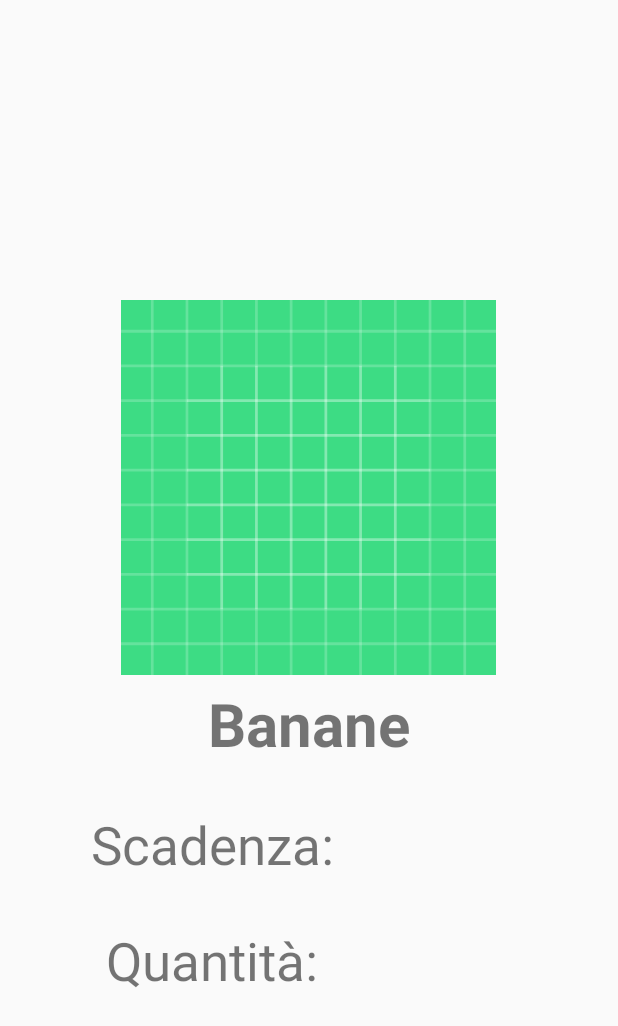
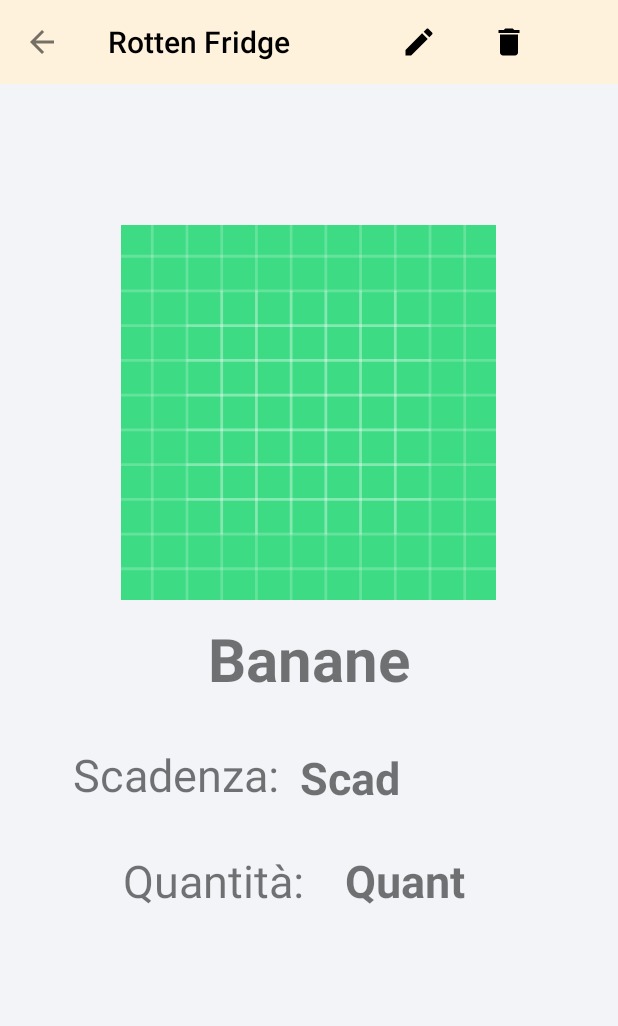
Before and after one commit to mattiabottini/RottenFridge, an Android app: the ProductsActivity screen opened directly, with no data from a screen before it, on a phone screen of 412 x 824 dp. Shown: the top 1026 px of the screen. Run offline under Robolectric (Android 15) with nearby library versions, the phone set to English and light mode, and no system bars.

Commit message:
Modify Button

```diff
--- a/app/src/main/java/com/example/rottenfridge/ProductsActivity.java
+++ b/app/src/main/java/com/example/rottenfridge/ProductsActivity.java
@@ -1,20 +1,77 @@
 package com.example.rottenfridge;
 
 import androidx.appcompat.app.AppCompatActivity;
+import androidx.appcompat.widget.Toolbar;
 import androidx.cardview.widget.CardView;
 
+import android.content.Context;
+import android.content.Intent;
 import android.os.Bundle;
 import android.speech.tts.TextToSpeech;
+import android.view.View;
+import android.widget.EditText;
+import android.widget.ImageButton;
 import android.widget.TextView;
+import android.widget.Toast;
 
 public class ProductsActivity extends AppCompatActivity {
 
     TextView tv;
+    private Context context;
+    TextView prod_id, prod_name, prod_expiration, prod_quantity;
+    String id, name, expiration, quantity;
+    private Toolbar toolbar;
+    private ImageButton modifyButton, deleteButton;
 
     @Override
     protected void onCreate(Bundle savedInstanceState) {
         super.onCreate(savedInstanceState);
         setContentView(R.layout.activity_products);
-        //tv = (TextView) findViewById(R.id.Text1);
+
+        toolbar=findViewById(R.id.Toolbar);
+        setSupportActionBar(toolbar);
+        getSupportActionBar().setDisplayHomeAsUpEnabled(true);
+        getSupportActionBar().setDisplayShowHomeEnabled(true);
+
+        prod_id = findViewById(R.id.Textidprod);
+        prod_name = findViewById(R.id.Text1);
+        prod_expiration = findViewById(R.id.Text2b);
+        prod_quantity = findViewById(R.id.Text3b);
+        modifyButton = findViewById(R.id.imageButton);
+        modifyButton.setOnClickListener(new View.OnClickListener() {
+            @Override
+            public void onClick(View view) {
+                Intent intent = new Intent(getApplicationContext(), UpdateActivity.class);
+                intent.putExtra("id", String.valueOf(prod_id.getText()));
+                intent.putExtra("name", String.valueOf(prod_name.getText()));
+                intent.putExtra("exp", String.valueOf(prod_expiration.getText()));
+                intent.putExtra("quantity", String.valueOf(prod_quantity.getText()));
+                System.out.println(prod_id.getText());
+                startActivity(intent);
+            }
+        });
+        deleteButton = findViewById(R.id.imageButtonDelete);
+
+        getAndSetIntentData();
+    }
+
+    void getAndSetIntentData(){
+        if(getIntent().hasExtra("id") &&
+                getIntent().hasExtra("name") &&
+                getIntent().hasExtra("exp") &&
+                getIntent().hasExtra("quantity")){
+            //Getting Data
+            id = getIntent().getStringExtra("id");
+            name = getIntent().getStringExtra("name");
+            expiration = getIntent().getStringExtra("exp");
+            quantity = getIntent().getStringExtra("quantity");
+            //Setting Data
+            prod_id.setText(id);
+            prod_name.setText(name);
+            prod_expiration.setText(expiration);
+            prod_quantity.setText(quantity);
+        } else {
+            Toast.makeText(this, "No Data.", Toast.LENGTH_SHORT).show();
+        }
     }
 }
--- a/app/src/main/res/drawable/ic_baseline_add_24.xml
+++ b/app/src/main/res/drawable/ic_baseline_add_24.xml
@@ -1,5 +1,5 @@
 <vector android:height="24dp" android:tint="#000000"
     android:viewportHeight="24" android:viewportWidth="24"
     android:width="24dp" xmlns:android="http://schemas.android.com/apk/res/android">
-    <path android:fillColor="@android:color/white" android:pathData="M19,13h-6v6h-2v-6H5v-2h6V5h2v6h6v2z"/>
+    <path android:fillColor="@android:color/black" android:pathData="M19,13h-6v6h-2v-6H5v-2h6V5h2v6h6v2z"/>
 </vector>
--- /dev/null
+++ b/app/src/main/res/drawable/ic_baseline_create_24.xml
@@ -0,0 +1,5 @@
+<vector android:height="24dp" android:tint="#000000"
+    android:viewportHeight="24" android:viewportWidth="24"
+    android:width="24dp" xmlns:android="http://schemas.android.com/apk/res/android">
+    <path android:fillColor="@android:color/white" android:pathData="M3,17.25V21h3.75L17.81,9.94l-3.75,-3.75L3,17.25zM20.71,7.04c0.39,-0.39 0.39,-1.02 0,-1.41l-2.34,-2.34c-0.39,-0.39 -1.02,-0.39 -1.41,0l-1.83,1.83 3.75,3.75 1.83,-1.83z"/>
+</vector>
--- a/app/src/main/res/drawable/ic_baseline_delete_24.xml
+++ b/app/src/main/res/drawable/ic_baseline_delete_24.xml
@@ -1,5 +1,5 @@
 <vector android:height="24dp" android:tint="#000000"
     android:viewportHeight="24" android:viewportWidth="24"
     android:width="24dp" xmlns:android="http://schemas.android.com/apk/res/android">
-    <path android:fillColor="@android:color/white" android:pathData="M6,19c0,1.1 0.9,2 2,2h8c1.1,0 2,-0.9 2,-2V7H6v12zM19,4h-3.5l-1,-1h-5l-1,1H5v2h14V4z"/>
+    <path android:fillColor="@android:color/black" android:pathData="M6,19c0,1.1 0.9,2 2,2h8c1.1,0 2,-0.9 2,-2V7H6v12zM19,4h-3.5l-1,-1h-5l-1,1H5v2h14V4z"/>
 </vector>
--- a/app/src/main/res/drawable/ic_baseline_settings_24.xml
+++ b/app/src/main/res/drawable/ic_baseline_settings_24.xml
@@ -1,5 +1,5 @@
 <vector android:height="24dp" android:tint="#000000"
     android:viewportHeight="24" android:viewportWidth="24"
     android:width="24dp" xmlns:android="http://schemas.android.com/apk/res/android">
-    <path android:fillColor="@android:color/white" android:pathData="M19.14,12.94c0.04,-0.3 0.06,-0.61 0.06,-0.94c0,-0.32 -0.02,-0.64 -0.07,-0.94l2.03,-1.58c0.18,-0.14 0.23,-0.41 0.12,-0.61l-1.92,-3.32c-0.12,-0.22 -0.37,-0.29 -0.59,-0.22l-2.39,0.96c-0.5,-0.38 -1.03,-0.7 -1.62,-0.94L14.4,2.81c-0.04,-0.24 -0.24,-0.41 -0.48,-0.41h-3.84c-0.24,0 -0.43,0.17 -0.47,0.41L9.25,5.35C8.66,5.59 8.12,5.92 7.63,6.29L5.24,5.33c-0.22,-0.08 -0.47,0 -0.59,0.22L2.74,8.87C2.62,9.08 2.66,9.34 2.86,9.48l2.03,1.58C4.84,11.36 4.8,11.69 4.8,12s0.02,0.64 0.07,0.94l-2.03,1.58c-0.18,0.14 -0.23,0.41 -0.12,0.61l1.92,3.32c0.12,0.22 0.37,0.29 0.59,0.22l2.39,-0.96c0.5,0.38 1.03,0.7 1.62,0.94l0.36,2.54c0.05,0.24 0.24,0.41 0.48,0.41h3.84c0.24,0 0.44,-0.17 0.47,-0.41l0.36,-2.54c0.59,-0.24 1.13,-0.56 1.62,-0.94l2.39,0.96c0.22,0.08 0.47,0 0.59,-0.22l1.92,-3.32c0.12,-0.22 0.07,-0.47 -0.12,-0.61L19.14,12.94zM12,15.6c-1.98,0 -3.6,-1.62 -3.6,-3.6s1.62,-3.6 3.6,-3.6s3.6,1.62 3.6,3.6S13.98,15.6 12,15.6z"/>
+    <path android:fillColor="@android:color/black" android:pathData="M19.14,12.94c0.04,-0.3 0.06,-0.61 0.06,-0.94c0,-0.32 -0.02,-0.64 -0.07,-0.94l2.03,-1.58c0.18,-0.14 0.23,-0.41 0.12,-0.61l-1.92,-3.32c-0.12,-0.22 -0.37,-0.29 -0.59,-0.22l-2.39,0.96c-0.5,-0.38 -1.03,-0.7 -1.62,-0.94L14.4,2.81c-0.04,-0.24 -0.24,-0.41 -0.48,-0.41h-3.84c-0.24,0 -0.43,0.17 -0.47,0.41L9.25,5.35C8.66,5.59 8.12,5.92 7.63,6.29L5.24,5.33c-0.22,-0.08 -0.47,0 -0.59,0.22L2.74,8.87C2.62,9.08 2.66,9.34 2.86,9.48l2.03,1.58C4.84,11.36 4.8,11.69 4.8,12s0.02,0.64 0.07,0.94l-2.03,1.58c-0.18,0.14 -0.23,0.41 -0.12,0.61l1.92,3.32c0.12,0.22 0.37,0.29 0.59,0.22l2.39,-0.96c0.5,0.38 1.03,0.7 1.62,0.94l0.36,2.54c0.05,0.24 0.24,0.41 0.48,0.41h3.84c0.24,0 0.44,-0.17 0.47,-0.41l0.36,-2.54c0.59,-0.24 1.13,-0.56 1.62,-0.94l2.39,0.96c0.22,0.08 0.47,0 0.59,-0.22l1.92,-3.32c0.12,-0.22 0.07,-0.47 -0.12,-0.61L19.14,12.94zM12,15.6c-1.98,0 -3.6,-1.62 -3.6,-3.6s1.62,-3.6 3.6,-3.6s3.6,1.62 3.6,3.6S13.98,15.6 12,15.6z"/>
 </vector>
--- a/app/src/main/res/layout/activity_products.xml
+++ b/app/src/main/res/layout/activity_products.xml
@@ -4,18 +4,39 @@
     xmlns:tools="http://schemas.android.com/tools"
     android:layout_width="match_parent"
     android:layout_height="match_parent"
+    android:background="#f2f4f8"
+    android:visibility="visible"
     tools:context=".ProductsActivity">
+
     <RelativeLayout
         android:layout_width="match_parent"
-        android:layout_height="match_parent">
+        android:layout_height="match_parent"
+        tools:layout_editor_absoluteX="0dp"
+        tools:layout_editor_absoluteY="0dp">
+
+        <include
+            android:id="@+id/Toolbar"
+            layout="@layout/appbar" />
+
         <ImageView
             android:id="@+id/prodImage"
             android:layout_width="250dp"
             android:layout_height="250dp"
-            android:src="@drawable/ic_launcher_background"
             android:layout_centerHorizontal="true"
-            android:layout_marginTop="200dp"
-            />
+            android:layout_marginTop="150dp"
+            android:src="@drawable/ic_launcher_background" />
+
+        <TextView
+            android:id="@+id/Textidprod"
+            android:layout_width="wrap_content"
+            android:layout_height="wrap_content"
+            android:layout_marginTop="5dp"
+            android:text="id"
+            android:textSize="40dp"
+            android:textStyle="bold"
+            android:translationX="30dp"
+            android:translationY="60dp"
+            android:visibility="invisible" />
 
         <TextView
             android:id="@+id/Text1"
@@ -23,10 +44,10 @@
             android:layout_height="wrap_content"
             android:layout_below="@+id/prodImage"
             android:layout_centerHorizontal="true"
+            android:layout_marginTop="12dp"
             android:text="Banane"
-            android:layout_marginTop="5dp"
-            android:textStyle="bold"
-            android:textSize="40dp" />
+            android:textSize="40dp"
+            android:textStyle="bold" />
 
         <TextView
             android:id="@+id/Text2"
@@ -36,9 +57,19 @@
             android:layout_centerHorizontal="true"
             android:layout_marginTop="30dp"
             android:text="Scadenza: "
-            android:textSize="35dp"
-            android:translationX="-60dp"
-            />
+            android:textSize="30dp"
+            android:translationX="-85dp" />
+
+        <TextView
+            android:id="@+id/Text2b"
+            android:layout_width="wrap_content"
+            android:layout_height="wrap_content"
+            android:layout_alignBottom="@+id/Text2"
+            android:layout_marginBottom="-2dp"
+            android:text="Scad"
+            android:textSize="30dp"
+            android:textStyle="bold"
+            android:translationX="200dp" />
 
         <TextView
             android:id="@+id/Text3"
@@ -48,9 +79,35 @@
             android:layout_centerHorizontal="true"
             android:layout_marginTop="30dp"
             android:text="Quantità: "
-            android:textSize="35dp"
-            android:translationX="-60dp"
-            />
+            android:textSize="30dp"
+            android:translationX="-60dp" />
+
+        <TextView
+            android:id="@+id/Text3b"
+            android:layout_width="wrap_content"
+            android:layout_height="wrap_content"
+            android:layout_alignBottom="@id/Text3"
+            android:text="Quant"
+            android:textSize="30dp"
+            android:textStyle="bold"
+            android:translationX="230dp" />
+
+        <ImageButton
+            android:id="@+id/imageButton"
+            android:layout_width="58dp"
+            android:layout_height="56dp"
+            android:backgroundTint="#fff2dd"
+            android:translationX="250dp"
+            app:srcCompat="@drawable/ic_baseline_create_24" />
+
+        <ImageButton
+            android:id="@+id/imageButtonDelete"
+            android:layout_width="58dp"
+            android:layout_height="56dp"
+            android:layout_alignBottom="@id/imageButton"
+            android:backgroundTint="#fff2dd"
+            android:translationX="310dp"
+            app:srcCompat="@drawable/ic_baseline_delete_24" />
 
     </RelativeLayout>
 
--- a/app/src/main/res/layout/appbar.xml
+++ b/app/src/main/res/layout/appbar.xml
@@ -5,7 +5,7 @@
     xmlns:app="http://schemas.android.com/apk/res-auto"
     android:background="#fff2dd"
     android:id="@+id/Toolbar"
-    android:theme="@style/ThemeOverlay.AppCompat.Dark"
+    android:theme="@style/ThemeOverlay.AppCompat.Light"
     app:titleTextColor="@color/black"
     >
 </androidx.appcompat.widget.Toolbar>
--- a/app/src/main/res/layout/product_row.xml
+++ b/app/src/main/res/layout/product_row.xml
@@ -11,7 +11,6 @@
         android:layout_width="match_parent"
         android:layout_height="wrap_content"
         android:layout_marginTop="12dp"
-        android:onClick="cardClick"
         >
 
         <androidx.constraintlayout.widget.ConstraintLayout
```
Also changed, not shown: app/src/main/AndroidManifest.xml (+6 -1 lines), app/src/main/java/com/example/rottenfridge/CustomAdapter.java (+19 -2 lines), app/src/main/java/com/example/rottenfridge/MyDatabaseHelper.java (+16 -0 lines), app/src/main/java/com/example/rottenfridge/UpdateActivity.java (added, +87 -0 lines), app/src/main/res/layout/activity_update.xml (added, +65 -0 lines).
